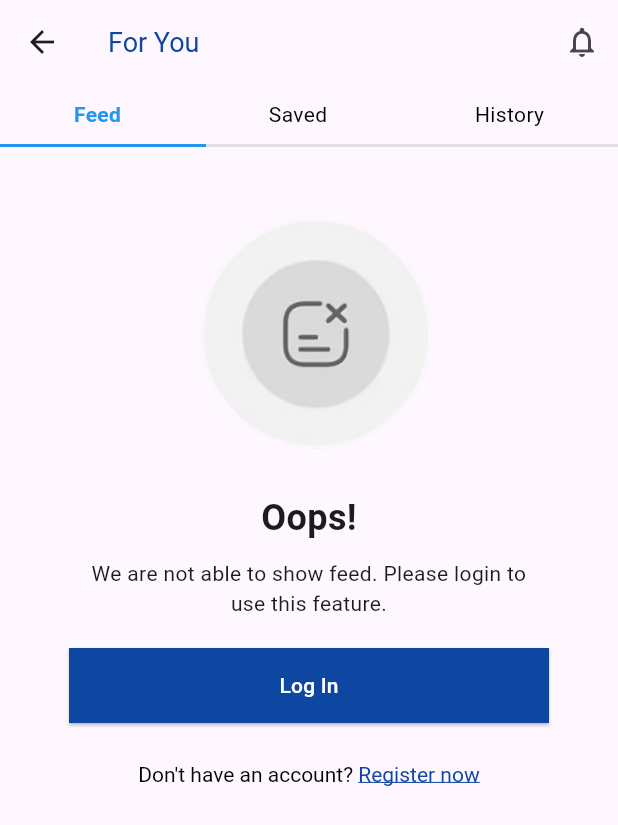
After one commit to rojanparajuli/Ekantipur-App-UI, a Flutter app: the ForYouScreen screen opened directly, on a phone screen of 412 x 824 dp. The commit adds this screen. Shown: the top 825 px of the screen. Run offline on Flutter 3.47's test engine with Material 3 defaults, Android fonts, the light colour scheme and no system bars; our stand-ins replace get.

Commit message:
for me complete

```diff
--- /dev/null
+++ b/lib/controller/for_you_controller.dart
@@ -0,0 +1,16 @@
+import 'package:get/get.dart';
+import 'package:flutter/material.dart';
+
+class ForYouController extends GetxController {
+  var selectedIndex = 0.obs;
+  final pageController = PageController();
+
+  void onItemTapped(int index) {
+    selectedIndex.value = index;
+    pageController.jumpToPage(index);
+  }
+
+  void onPageChanged(int index) {
+    selectedIndex.value = index;
+  }
+}
--- a/lib/screen/dashboard.dart
+++ b/lib/screen/dashboard.dart
@@ -1,5 +1,6 @@
 import 'package:ekantipur_clone/controller/dashboard_controller.dart';
 import 'package:ekantipur_clone/screen/drawer/drawer.dart';
+import 'package:ekantipur_clone/screen/foryou/for_you_screen.dart';
 import 'package:ekantipur_clone/screen/latest/latest_screen.dart';
 import 'package:ekantipur_clone/screen/multimedia/multi_medial_screen.dart';
 import 'package:flutter/material.dart';
@@ -12,7 +13,7 @@ class Dashboard extends StatelessWidget {
 
   static  final List<Widget> _widgetOptions = <Widget>[
     const Text('Home Page Content'),
-    const Text('Search Page Content'),
+    ForYouScreen(),
     const Text('Notifications Page Content'),
    LatestNewsScreen(),
     MultimediaScreen(),
--- /dev/null
+++ b/lib/screen/foryou/for_you_screen.dart
@@ -0,0 +1,193 @@
+import 'package:ekantipur_clone/controller/for_you_controller.dart';
+import 'package:flutter/gestures.dart';
+import 'package:flutter/material.dart';
+import 'package:get/get.dart';
+
+class ForYouScreen extends StatelessWidget {
+  final ForYouController controller = Get.put(ForYouController());
+
+  ForYouScreen({super.key});
+
+  @override
+  Widget build(BuildContext context) {
+    return Scaffold(
+      appBar: AppBar(
+        title:  Text('For You', style: TextStyle(fontSize: 18, color: Colors.blue[900]),),
+        actions: [
+          IconButton(
+            icon: const Icon(Icons.notifications_outlined),
+            onPressed: () {},
+          ),
+        ],
+      ),
+      body: Column(
+        children: [
+          Obx(
+            () => Container(
+              padding: const EdgeInsets.symmetric(vertical: 10),
+              child: Column(
+                children: [
+                  Row(
+                    mainAxisAlignment: MainAxisAlignment.spaceAround,
+                    children: [
+                      GestureDetector(
+                        onTap: () => controller.onItemTapped(0),
+                        child: Text(
+                          'Feed',
+                          style: TextStyle(
+                            color: controller.selectedIndex.value == 0
+                                ? Colors.blue
+                                : Colors.black,
+                            fontWeight: controller.selectedIndex.value == 0
+                                ? FontWeight.bold
+                                : FontWeight.normal,
+                          ),
+                        ),
+                      ),
+                      GestureDetector(
+                        onTap: () => controller.onItemTapped(1),
+                        child: Text(
+                          'Saved',
+                          style: TextStyle(
+                            color: controller.selectedIndex.value == 1
+                                ? Colors.blue
+                                : Colors.black,
+                            fontWeight: controller.selectedIndex.value == 1
+                                ? FontWeight.bold
+                                : FontWeight.normal,
+                          ),
+                        ),
+                      ),
+                      GestureDetector(
+                        onTap: () => controller.onItemTapped(2),
+                        child: Text(
+                          'History',
+                          style: TextStyle(
+                            color: controller.selectedIndex.value == 2
+                                ? Colors.blue
+                                : Colors.black,
+                            fontWeight: controller.selectedIndex.value == 2
+                                ? FontWeight.bold
+                                : FontWeight.normal,
+                          ),
+                        ),
+                      ),
+                    ],
+                  ),
+                  const SizedBox(height: 10),
+                  Stack(
+                    children: [
+                      Container(
+                        height: 2,
+                        color: Colors.grey[300],
+                      ),
+                      AnimatedContainer(
+                        duration: const Duration(milliseconds: 300),
+                        alignment: Alignment(
+                          controller.selectedIndex.value == 0
+                              ? -1
+                              : controller.selectedIndex.value == 1
+                                  ? 0
+                                  : 1,
+                          0,
+                        ),
+                        child: Container(
+                          width: MediaQuery.of(context).size.width / 3,
+                          height: 2,
+                          color: Colors.blue,
+                        ),
+                      ),
+                    ],
+                  ),
+                ],
+              ),
+            ),
+          ),
+          Expanded(
+            child: PageView(
+              controller: controller.pageController,
+              onPageChanged: controller.onPageChanged,
+              children: [
+                _buildPage(
+                  image: Image.asset('assets/foryoupageimage.png'),
+                  title: 'Oops!',
+                  description: 'We are not able to show feed. Please login to \nuse this feature.',
+                ),
+                _buildPage(
+                  image: Image.asset('assets/foryoupageimage.png'),
+                  title: 'Oops!',
+                  description: 'We are not able to show Saved. Please login to \nuse this feature.',
+                ),
+                _buildPage(
+                  image: Image.asset('assets/foryoupageimage.png'),
+                  title: 'Oops!',
+                  description: 'We are not able to show History. Please login to \nuse this feature.',
+                ),
+              ],
+            ),
+          ),
+        ],
+      ),
+    );
+  }
+
+  Widget _buildPage({required Image image, required String title, required String description}) {
+    return SingleChildScrollView(
+      child: Column(
+        crossAxisAlignment: CrossAxisAlignment.center,
+        children: [
+          const SizedBox(height: 20),
+          SizedBox(height: 200, width: 200, child: image),
+          Text(
+            title,
+            style: const TextStyle(fontSize: 24, fontWeight: FontWeight.bold),
+          ),
+          const SizedBox(height: 10),
+          Text(
+            description,
+            textAlign: TextAlign.center,
+          ),
+          const SizedBox(height: 20),
+         ElevatedButton(
+  onPressed: () {},
+  style: ElevatedButton.styleFrom(
+    backgroundColor: Colors.blue.shade900,
+    minimumSize: const Size(320, 50),
+    shape: const RoundedRectangleBorder(
+      borderRadius: BorderRadius.zero,
+    ),
+  ),
+  child: const Text('Log In', style: TextStyle(color: Colors.white),),
+),
+
+          const SizedBox(height: 10),
+          TextButton(
+  onPressed: () {},
+  style: TextButton.styleFrom(
+    foregroundColor: Colors.black,
+  ),
+  child: RichText(
+    text: TextSpan(
+      text: "Don't have an account? ",
+      style: const TextStyle(color: Colors.black),
+      children: [
+        TextSpan(
+          text: 'Register now',
+          style: TextStyle(
+            color: Colors.blue.shade900,
+            decoration: TextDecoration.underline,
+          ),
+          recognizer: TapGestureRecognizer()
+            ..onTap = () {
+            },
+        ),
+      ],
+    ),
+  ),
+)
+
+        ],
+      ),
+    );
+  }
+}
```
Also changed, not shown: assets/foryoupageimage.png (added).
